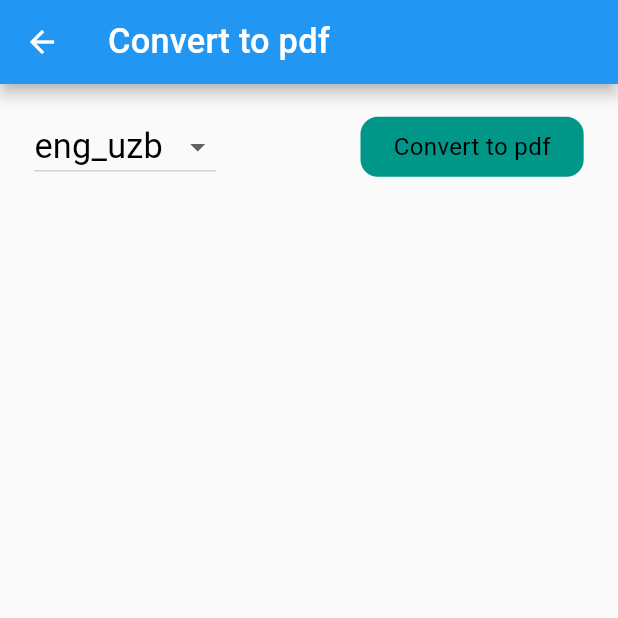
After one commit to MrSobirov/najottalim2, a Flutter app: the PdfPage screen opened directly, after a tap on "Convert to pdf", on a phone screen of 412 x 824 dp, the top half of it. The commit adds this screen. Run offline on Flutter 3.47's test engine with Material 2 defaults, Android fonts, the phone set to English and light mode, and no system bars; our stand-ins replace bloc, flutter_bloc, flutter_html, flutter_screenutil, fluttertoast, pdf and 3 more; missing offline and left inert: open_file_safe; accounts and stored records are empty.

Commit message:
pdf doing

```diff
--- a/lib/models/definition_model.dart
+++ b/lib/models/definition_model.dart
@@ -7,6 +7,7 @@ class DefinitionModel {
     required this.type,
     required this.description,
     required this.idAlphabet,
+    required this.pdfChosen,
   });
 
   final int id;
@@ -14,6 +15,7 @@ class DefinitionModel {
   final String type;
   final String description;
   final int idAlphabet;
+  bool pdfChosen;
 
   factory DefinitionModel.fromJson(Map<String, dynamic> json) => DefinitionModel(
     id: json["ID"] ?? 0,
@@ -21,6 +23,7 @@ class DefinitionModel {
     type: json["Type"] == "()" ? "" : json["Type"],
     description: json["Description"],
     idAlphabet: json["ID_ALPHABET"] ?? 0,
+    pdfChosen: false,
   );
 
 }
--- a/lib/models/eng_model.dart
+++ b/lib/models/eng_model.dart
@@ -6,17 +6,20 @@ class EngUzbModel {
     required this.eng,
     required this.pron,
     required this.uzb,
+    required this.pdfChosen,
   });
 
   final int id;
   final String eng;
   final String pron;
   final String uzb;
+  bool pdfChosen;
 
   factory EngUzbModel.fromJson(Map<String, dynamic> json) => EngUzbModel(
     id: json["_id"],
     eng: json["eng"],
     pron: json["pron"],
     uzb: json["uzb"],
+    pdfChosen: false,
   );
 }
--- a/lib/models/uzb_model.dart
+++ b/lib/models/uzb_model.dart
@@ -7,6 +7,7 @@ class UzbEngModel {
     required this.eng,
     required this.eng1,
     required this.eng2,
+    required this.pdfChosen,
   });
 
   final int id;
@@ -14,6 +15,7 @@ class UzbEngModel {
   final String eng;
   final String eng1;
   final String eng2;
+  bool pdfChosen;
 
   factory UzbEngModel.fromJson(Map<String, dynamic> json) => UzbEngModel(
     id: json["_id"],
@@ -21,5 +23,6 @@ class UzbEngModel {
     eng: json["eng"],
     eng1: json["eng_1"],
     eng2: json["eng_2"],
+    pdfChosen: false,
   );
 }
--- /dev/null
+++ b/lib/screens/pdf/pdf_cubit.dart
@@ -0,0 +1,32 @@
+import 'package:bloc/bloc.dart';
+import 'package:dictionary/services/cache_values.dart';
+import 'package:dictionary/services/db_service.dart';
+import 'package:meta/meta.dart';
+
+part 'pdf_state.dart';
+
+class PdfCubit extends Cubit<PdfState> {
+  PdfCubit() : super(PdfLoading());
+
+  Future<void> getWords(String type) async {
+    emit(PdfLoading());
+    switch(type) {
+      case "eng_uzb":
+        if(CachedModels.engUzbModel.isEmpty) {
+          await DBService().getEngUzb("", 1);
+        }
+        break;
+      case "uzb_eng":
+        if(CachedModels.uzbEngModel.isEmpty) {
+          await DBService().getUzbEng("", 1);
+        }
+        break;
+      case "definition":
+        if(CachedModels.definitionModel.isEmpty) {
+          await DBService().getDefinition("", 1);
+        }
+        break;
+    }
+    emit(PdfLoaded());
+  }
+}
--- /dev/null
+++ b/lib/screens/pdf/pdf_page.dart
@@ -0,0 +1,192 @@
+import 'package:dictionary/models/definition_model.dart';
+import 'package:dictionary/models/eng_model.dart';
+import 'package:dictionary/models/uzb_model.dart';
+import 'package:dictionary/screens/pdf/pdf_cubit.dart';
+import 'package:dictionary/services/pdf_service.dart';
+import 'package:flutter/material.dart';
+import 'package:flutter_bloc/flutter_bloc.dart';
+import 'package:flutter_html/flutter_html.dart';
+import 'package:flutter_screenutil/flutter_screenutil.dart';
+
+import '../../services/cache_values.dart';
+
+//ignore:must_be_immutable
+class PdfPage extends StatelessWidget {
+	PdfPage({Key? key}) : super(key: key);
+	String type = "eng_uzb";
+	List<Map<String, dynamic>> items = [];
+	@override
+	Widget build(BuildContext context) {
+		return Scaffold(
+			appBar: AppBar(
+				title: Text("Convert to pdf"),
+			),
+			body: BlocProvider(
+				create: (ctx1) => PdfCubit()..getWords(type),
+				child: BlocBuilder<PdfCubit, PdfState>(
+					builder: (cubitCTX, state) {
+						if(state is PdfLoading || state is PdfLoaded) {
+							return Padding(
+								padding: EdgeInsets.symmetric(horizontal: 20.w),
+								child: Column(
+									children: [
+										SizedBox(height: 15.h),
+										Row(
+											mainAxisAlignment: MainAxisAlignment.spaceBetween,
+											children: [
+												DropdownButton<String>(
+													value: type,
+													items: <String>[
+														'eng_uzb',
+														'uzb_eng',
+														'definition',
+													].map<DropdownMenuItem<String>>((String value) {
+														return DropdownMenuItem<String>(
+															value: value,
+															child: Text(
+																value,
+																style: TextStyle(fontSize: 20.sp),
+															),
+														);
+													}).toList(),
+													onChanged: (String? newValue) async {
+														type = newValue!;
+														await BlocProvider.of<PdfCubit>(cubitCTX).getWords(type);
+													},
+												),
+												GestureDetector(
+													onTap: () => buildAndSavePdf(),
+													child: Container(
+														height: 40,
+														width: 130.w,
+														alignment: Alignment.center,
+														padding: EdgeInsets.symmetric(horizontal: 7.w),
+														decoration: BoxDecoration(
+															color: Colors.teal,
+															borderRadius: BorderRadius.circular(10.r)
+														),
+														child: Text("Convert to pdf"),
+													),
+												)
+											],
+										),
+										if(state is PdfLoading) Padding(
+											padding: EdgeInsets.only(top: 50.h),
+											child: Center(
+												child: CircularProgressIndicator(),
+											),
+										),
+										if(state is PdfLoaded) Expanded(
+											child: Padding(
+												padding: EdgeInsets.symmetric(vertical: 10.h),
+												child: SingleChildScrollView(
+
+													child: wordList(),
+												),
+											),
+										),
+									],
+								),
+							);
+						} else {
+							return SizedBox();
+						}
+					},
+				),
+			),
+		);
+	}
+
+	void buildAndSavePdf() async {
+		List<Map<String, String>> chosenItems = [];
+		for(Map<String, dynamic> element in items) {
+			if(element["chosen"]) {
+				print(element);
+				chosenItems.add({
+					"name": element["name"],
+					"text": element["text"]
+				});
+			}
+		}
+		print(chosenItems);
+		return;
+		await PdfService().savePdf(chosenItems);
+	}
+
+	Widget wordList() {
+		int index = -1;
+		items.clear();
+		if(type == "eng_uzb") {
+			for(EngUzbModel element in CachedModels.engUzbModel) {
+				items.add({
+					"name": element.eng,
+					"text": element.uzb,
+					"chosen": false
+				});
+			}
+		} else if(type == "uzb_eng") {
+			for(UzbEngModel element in CachedModels.uzbEngModel) {
+				items.add({
+					"name": element.uzb,
+					"text": element.eng,
+					"chosen": false
+				});
+			}
+		} else if(type == "definition") {
+			for(DefinitionModel element in CachedModels.definitionModel) {
+				items.add({
+					"name": element.word,
+					"text": element.description,
+					"chosen": false
+				});
+			}
+		}
+		return Column(
+			crossAxisAlignment: CrossAxisAlignment.start,
+			children: items.map((item) {
+				index++;
+				return Padding(
+					padding: EdgeInsets.only(bottom: 10.h),
+					child: Row(
+						crossAxisAlignment: CrossAxisAlignment.start,
+						children: [
+							Expanded(
+								flex: 6,
+								child: Column(
+									crossAxisAlignment: CrossAxisAlignment.start,
+									children: [
+										Text(
+											"${item["name"]}",
+											style: TextStyle(
+													fontSize: 15.sp,
+													fontWeight: FontWeight.w500
+											),
+										),
+										Html(data: "${item["text"].toString().trim()}"),
+									],
+								),
+							),
+							Expanded(
+								flex: 1,
+								child: StatefulBuilder(
+									builder: (ctxCheck, checkSetState) {
+										return Checkbox(
+											value: items[index]["chosen"],
+											onChanged: (bool? newVal) {
+												if(newVal != null) {
+													items[index]["chosen"] = newVal;
+												}
+												print(items[index]);
+												checkSetState(() {});
+											},
+										);
+									},
+								),
+							)
+						],
+					),
+				);
+			}).toList(),
+		);
+	}
+}
--- /dev/null
+++ b/lib/screens/pdf/pdf_state.dart
@@ -0,0 +1,8 @@
+part of 'pdf_cubit.dart';
+
+@immutable
+abstract class PdfState {}
+
+class PdfLoading extends PdfState {}
+
+class PdfLoaded extends PdfState {}
--- a/pubspec.yaml
+++ b/pubspec.yaml
@@ -40,11 +40,13 @@ dependencies:
   flutter_screenutil:
   sqflite:
   pdf:
-  just_audio: ^0.9.32
+  just_audio:
   http:
   shared_preferences:
   fluttertoast:
-  flutter_html: ^2.2.1
+  flutter_html:
+  open_file_safe:
+  permission_handler:
 
 dev_dependencies:
   flutter_test:
```
Also changed, not shown: lib/screens/add_word_screen.dart (+53 -52 lines), lib/screens/drawer.dart (+6 -9 lines), lib/services/pdf_service.dart (+50 -39 lines), pubspec.lock, 1 other file.
